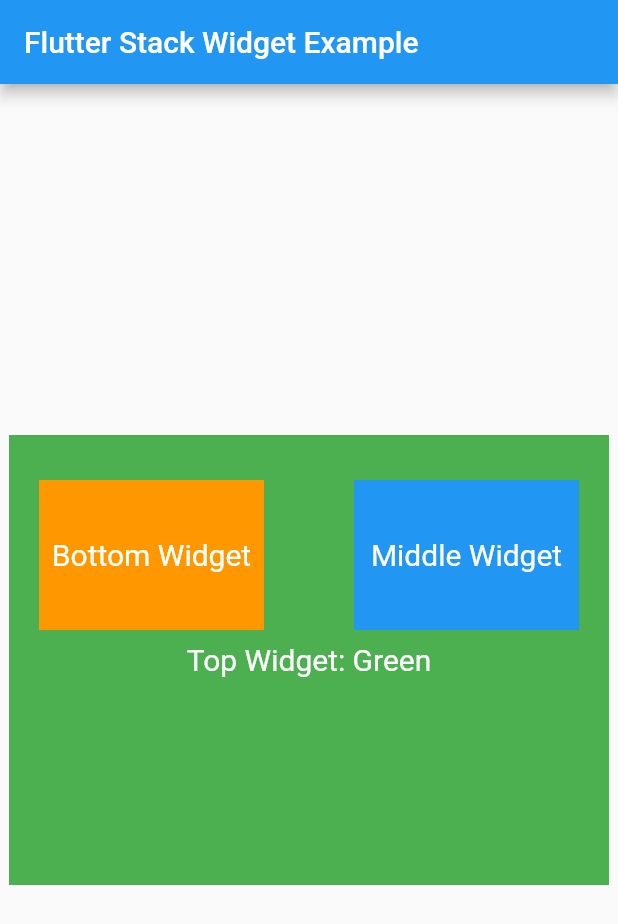
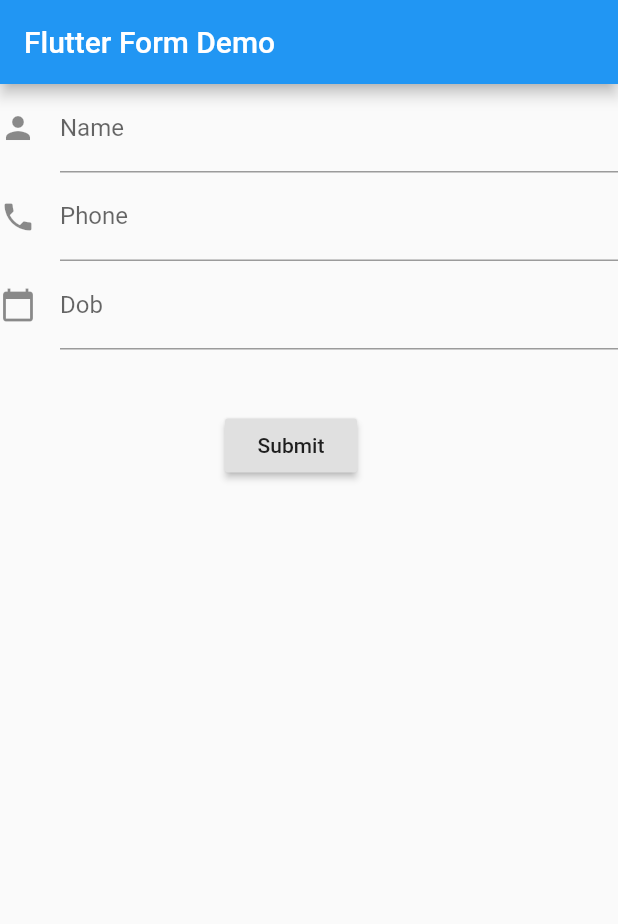
Before and after one commit to tranvantam09032000/APP_FLUTTER, a Flutter app: the screen it shows after launch, on a phone screen of 412 x 824 dp. Shown: the top 924 px of the screen. Run offline on Flutter 3.47's test engine with Material 2 defaults, Android fonts, the phone set to English and light mode, and no system bars.

Commit message:
wedgets forms

```diff
--- a/lib/main.dart
+++ b/lib/main.dart
@@ -1,6 +1,7 @@
 import 'package:app_flutter/widgets_buttons.dart';
 import 'package:app_flutter/widgets_column.dart';
 import 'package:app_flutter/widgets_expanded.dart';
+import 'package:app_flutter/widgets_forms.dart';
 import 'package:app_flutter/widgets_rich_text.dart';
 import 'package:app_flutter/widgets_row.dart';
 import 'package:app_flutter/widgets_scaffold.dart';
@@ -12,5 +13,5 @@ import 'package:app_flutter/widgets_container.dart';
 import 'package:flutter/material.dart';
 
 void main() {
-  runApp(WidgetsStack());
+  runApp(WidgetsForms());
 }
--- /dev/null
+++ b/lib/widgets_forms.dart
@@ -0,0 +1,93 @@
+import 'package:flutter/material.dart';
+
+class WidgetsForms extends StatelessWidget {
+  const WidgetsForms({Key? key}) : super(key: key);
+
+  @override
+  Widget build(BuildContext context) {
+    final appTitle = 'Flutter Form Demo';
+    return MaterialApp(
+      title: appTitle,
+      home: Scaffold(
+        appBar: AppBar(
+          title: Text(appTitle),
+        ),
+        body: MyCustomForm(),
+      ),
+    );
+  }
+}
+
+class MyCustomForm extends StatefulWidget {
+  const MyCustomForm({Key? key}) : super(key: key);
+
+  @override
+  State<MyCustomForm> createState() => _MyCustomFormState();
+}
+
+class _MyCustomFormState extends State<MyCustomForm> {
+  final _formKey = GlobalKey<FormState>();
+
+  @override
+  Widget build(BuildContext context) {
+    return Form(
+      key: _formKey,
+      child: Column(
+        crossAxisAlignment: CrossAxisAlignment.start,
+        children: <Widget>[
+          TextFormField(
+            decoration: const InputDecoration(
+              icon: const Icon(Icons.person),
+              hintText: 'Enter your name',
+              labelText: 'Name',
+            ),
+            validator: (value) {
+              if (value!.isEmpty) {
+                return 'Please enter some text';
+              }
+              return null;
+            },
+          ),
+          TextFormField(
+            decoration: const InputDecoration(
+              icon: const Icon(Icons.phone),
+              hintText: 'Enter a phone number',
+              labelText: 'Phone',
+            ),
+            validator: (value) {
+              if (value!.isEmpty) {
+                return 'Please enter valid phone number';
+              }
+              return null;
+            },
+          ),
+          TextFormField(
+            decoration: const InputDecoration(
+              icon: const Icon(Icons.calendar_today),
+              hintText: 'Enter your date of birth',
+              labelText: 'Dob',
+            ),
+            validator: (value) {
+              if (value!.isEmpty) {
+                return 'Please enter valid date';
+              }
+              return null;
+            },
+          ),
+          new Container(
+              padding: const EdgeInsets.only(left: 150.0, top: 40.0),
+              child: new RaisedButton(
+                child: const Text('Submit'),
+                onPressed: () {
+                  if (_formKey.currentState!.validate()) {
+                    // If the form is valid, display a Snackbar.
+                    Scaffold.of(context).showSnackBar(
+                        SnackBar(content: Text('Data is in processing.')));
+                  }
+                },
+              )),
+        ],
+      ),
+    );
+  }
+}
```
